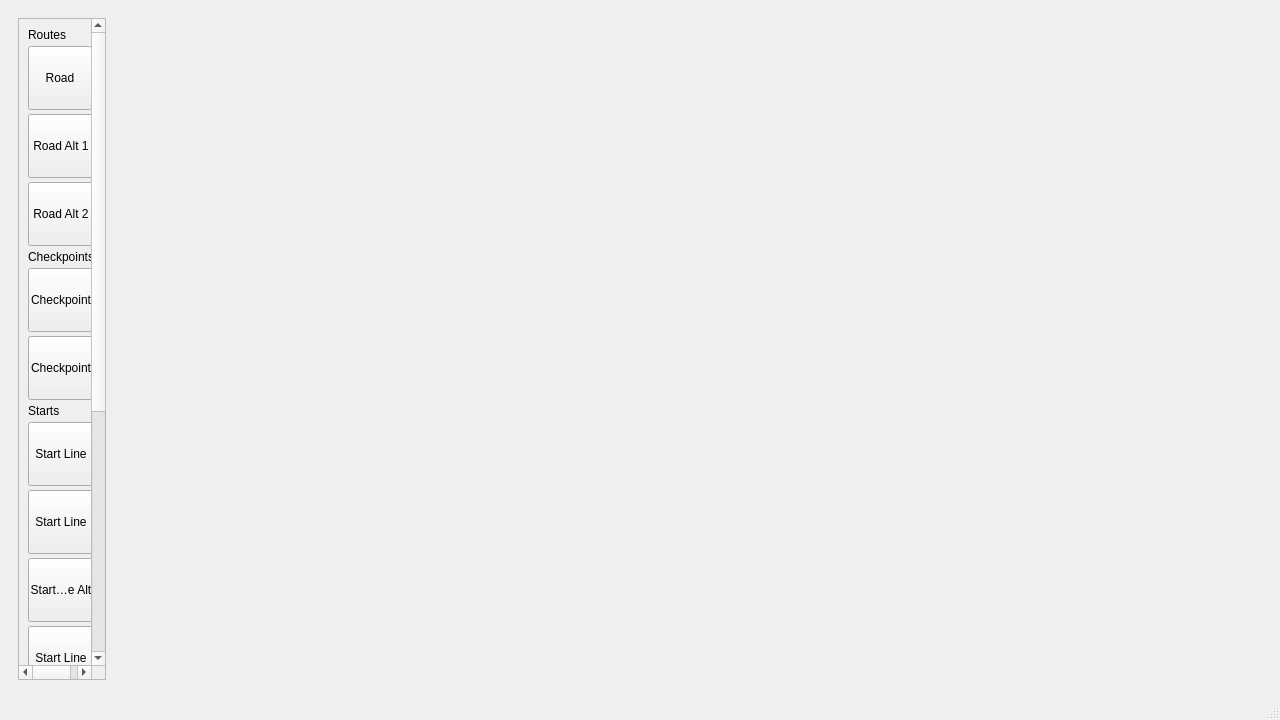
The window that editor/EditorGame.ui (Manupenalva/need-for-speed-cpp) describes before a commit, drawn with Qt 5.
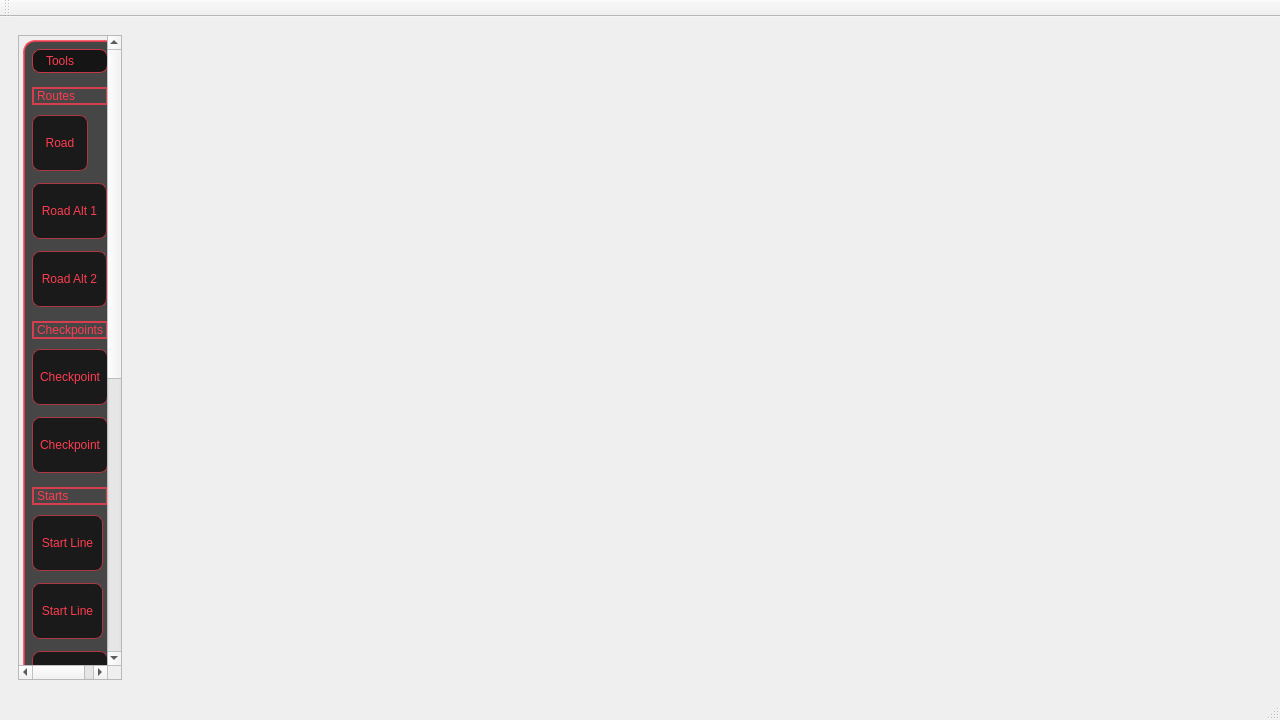
The same window after the commit. The open tabs and pages were chosen to show the change. Icons and pictures are not drawn. Custom widgets are drawn as their Qt base class.

Commit message: Arranco a ponerle estilo

```diff
--- a/editor/EditorGame.ui
+++ b/editor/EditorGame.ui
@@ -13,7 +13,16 @@
   <property name="windowTitle">
    <string>Editor Game</string>
   </property>
+  <property name="styleSheet">
+   <string notr="true">color: rgb(0, 0, 0);</string>
+  </property>
   <widget class="QWidget" name="centralWidget">
+   <property name="styleSheet">
+    <string notr="true">#centralWidget {
+    border-image: url(&quot;../editor/imgs/background.jpg&quot;) 0 0 0 0 stretch stretch;
+}
+</string>
+   </property>
    <layout class="QVBoxLayout" name="vboxCentral">
     <item>
      <widget class="QStackedWidget" name="stackedWidget">
@@ -87,6 +96,16 @@
          <layout class="QHBoxLayout" name="hMid">
           <item alignment="Qt::AlignLeft">
            <widget class="QScrollArea" name="scrollTools">
+            <property name="styleSheet">
+             <string notr="true">QScrollArea {
+    background: transparent;
+    border: none;
+}
+QScrollArea &gt; QWidget &gt; QWidget {
+    background: transparent;
+}
+</string>
+            </property>
             <property name="widgetResizable">
              <bool>true</bool>
             </property>
@@ -99,12 +118,43 @@
                <height>1076</height>
               </rect>
              </property>
+             <property name="styleSheet">
+              <string notr="true"> background-color: rgba(0, 0, 0, 180); 
+    border: 2px solid rgba(255, 60, 80, 200);
+    border-radius: 12px;
+    margin: 4px;</string>
+             </property>
              <layout class="QVBoxLayout" name="vboxTools">
               <property name="spacing">
                <number>4</number>
               </property>
+              <item>
+               <widget class="QLabel" name="label_6">
+                <property name="styleSheet">
+                 <string notr="true">
+    font: 700 14pt &quot;Ubuntu Sans&quot;;
+    color: rgb(255, 60, 80);            
+    background-color: rgba(0, 0, 0, 180);  
+    padding: 4px 10px;
+    border-radius: 8px;
+    border: 1px solid rgba(255, 60, 80, 180);
+</string>
+                </property>
+                <property name="text">
+                 <string>Tools</string>
+                </property>
+               </widget>
+              </item>
               <item>
                <widget class="QLabel" name="label">
+                <property name="styleSheet">
+                 <string notr="true">font: 700 10pt &quot;Ubuntu Sans&quot;;
+    color: rgb(255, 60, 80);
+    background-color: transparent;
+    qproperty-alignment: AlignCenter;
+    margin-top: 6px;
+    margin-bottom: 2px;</string>
+                </property>
                 <property name="text">
                  <string>Routes</string>
                 </property>
@@ -118,6 +168,31 @@
                   <height>64</height>
                  </size>
                 </property>
+                <property name="styleSheet">
+                 <string notr="true">QToolButton {
+    background-color: rgba(0, 0, 0, 160); 
+    border: 1px solid rgba(255, 60, 80, 150);  
+    border-radius: 8px;
+    padding: 4px;
+    icon-size: 32px;
+}
+
+QToolButton:hover {
+    background-color: rgba(255, 60, 80, 40);
+    border: 1px solid rgb(255, 60, 80);
+}
+
+QToolButton:checked {
+    background-color: rgba(255, 60, 80, 120);
+    border: 2px solid rgb(255, 255, 255);
+}
+
+QToolButton {
+    color: rgb(255, 60, 80);
+    font: 700 10pt &quot;Ubuntu Sans&quot;;
+}
+</string>
+                </property>
                 <property name="text">
                  <string>Road</string>
                 </property>
@@ -144,6 +219,34 @@
                   <height>64</height>
                  </size>
                 </property>
+                <property name="styleSheet">
+                 <string notr="true">QToolButton {
+    background-color: rgba(0, 0, 0, 160);           
+    border: 1px solid rgba(255, 60, 80, 150);     
+    border-radius: 8px;
+    padding: 4px;
+    icon-size: 32px;                              
+}
+
+/* Hover: más brillo */
+QToolButton:hover {
+    background-color: rgba(255, 60, 80, 40);
+    border: 1px solid rgb(255, 60, 80);
+}
+
+/* Cuando la tool está seleccionada */
+QToolButton:checked {
+    background-color: rgba(255, 60, 80, 120);
+    border: 2px solid rgb(255, 255, 255);
+}
+
+/* Texto debajo del ícono, en rojo neón */
+QToolButton {
+    color: rgb(255, 60, 80);
+    font: 700 10pt &quot;Ubuntu Sans&quot;;
+}
+</string>
+                </property>
                 <property name="text">
                  <string>Road Alt 1</string>
                 </property>
@@ -170,6 +273,34 @@
                   <height>64</height>
                  </size>
                 </property>
+                <property name="styleSheet">
+                 <string notr="true">QToolButton {
+    background-color: rgba(0, 0, 0, 160);          
+    border: 1px solid rgba(255, 60, 80, 150);    
+    border-radius: 8px;
+    padding: 4px;
+    icon-size: 32px;                               
+}
+
+/* Hover: más brillo */
+QToolButton:hover {
+    background-color: rgba(255, 60, 80, 40);
+    border: 1px solid rgb(255, 60, 80);
+}
+
+/* Cuando la tool está seleccionada */
+QToolButton:checked {
+    background-color: rgba(255, 60, 80, 120);
+    border: 2px solid rgb(255, 255, 255);
+}
+
+/* Texto debajo del ícono, en rojo neón */
+QToolButton {
+    color: rgb(255, 60, 80);
+    font: 700 10pt &quot;Ubuntu Sans&quot;;
+}
+</string>
+                </property>
                 <property name="text">
                  <string>Road Alt 2</string>
                 </property>
@@ -190,6 +321,15 @@
               </item>
               <item>
                <widget class="QLabel" name="label_2">
+                <property name="styleSheet">
+                 <string notr="true">font: 700 10pt &quot;Ubuntu Sans&quot;;
+    color: rgb(255, 60, 80);
+    background-color: transparent;
+    qproperty-alignment: AlignCenter;
+    margin-top: 6px;
+    margin-bottom: 2px;
+</string>
+                </property>
                 <property name="text">
                  <string>Checkpoints</string>
                 </property>
@@ -203,6 +343,31 @@
                   <height>64</height>
                  </size>
                 </property>
+                <property name="styleSheet">
+                 <string notr="true">QToolButton {
+    background-color: rgba(0, 0, 0, 160);         
+    border: 1px solid rgba(255, 60, 80, 150);       
+    border-radius: 8px;
+    padding: 4px;
+    icon-size: 32px;                               
+}
+
+QToolButton:hover {
+    background-color: rgba(255, 60, 80, 40);
+    border: 1px solid rgb(255, 60, 80);
+}
+
+QToolButton:checked {
+    background-color: rgba(255, 60, 80, 120);
+    border: 2px solid rgb(255, 255, 255);
+}
+
+QToolButton {
+    color: rgb(255, 60, 80);
+    font: 700 10pt &quot;Ubuntu Sans&quot;;
+}
+</string>
+                </property>
                 <property name="text">
                  <string>Checkpoint</string>
                 </property>
@@ -229,6 +394,31 @@
                   <height>64</height>
                  </size>
                 </property>
+                <property name="styleSheet">
+                 <string notr="true">QToolButton {
+    background-color: rgba(0, 0, 0, 160);          
+    border: 1px solid rgba(255, 60, 80, 150);     
+    border-radius: 8px;
+    padding: 4px;
+    icon-size: 32px;                                
+}
+
+QToolButton:hover {
+    background-color: rgba(255, 60, 80, 40);
+    border: 1px solid rgb(255, 60, 80);
+}
+
+QToolButton:checked {
+    background-color: rgba(255, 60, 80, 120);
+    border: 2px solid rgb(255, 255, 255);
+}
+
+QToolButton {
+    color: rgb(255, 60, 80);
+    font: 700 10pt &quot;Ubuntu Sans&quot;;
+}
+</string>
+                </property>
                 <property name="text">
                  <string>Checkpoint</string>
                 </property>
@@ -249,6 +439,14 @@
               </item>
               <item>
                <widget class="QLabel" name="label_3">
+                <property name="styleSheet">
+                 <string notr="true">font: 700 10pt &quot;Ubuntu Sans&quot;;
+    color: rgb(255, 60, 80);
+    background-color: transparent;
+    qproperty-alignment: AlignCenter;
+    margin-top: 6px;
+    margin-bottom: 2px;</string>
+                </property>
                 <property name="text">
                  <string>Starts</string>
                 </property>
@@ -262,6 +460,34 @@
                   <height>64</height>
                  </size>
                 </property>
+                <property name="styleSheet">
+                 <string notr="true">QToolButton {
+    background-color: rgba(0, 0, 0, 160);           /* fondo oscuro semi-transparente */
+    border: 1px solid rgba(255, 60, 80, 150);       /* rojo neón suave */
+    border-radius: 8px;
+    padding: 4px;
+    icon-size: 32px;                                /* tamaño del ícono */
+}
+
+/* Hover: más brillo */
+QToolButton:hover {
+    background-color: rgba(255, 60, 80, 40);
+    border: 1px solid rgb(255, 60, 80);
+}
+
+/* Cuando la tool está seleccionada */
+QToolButton:checked {
+    background-color: rgba(255, 60, 80, 120);
+    border: 2px solid rgb(255, 255, 255);
+}
+
+/* Texto debajo del ícono, en rojo neón */
+QToolButton {
+    color: rgb(255, 60, 80);
+    font: 700 10pt &quot;Ubuntu Sans&quot;;
+}
+</string>
+                </property>
                 <property name="text">
                  <string>Start Line</string>
                 </property>
@@ -285,6 +511,34 @@
                   <height>64</height>
                  </size>
                 </property>
+                <property name="styleSheet">
+                 <string notr="true">QToolButton {
+    background-color: rgba(0, 0, 0, 160);           /* fondo oscuro semi-transparente */
+    border: 1px solid rgba(255, 60, 80, 150);       /* rojo neón suave */
+    border-radius: 8px;
+    padding: 4px;
+    icon-size: 32px;                                /* tamaño del ícono */
+}
+
+/* Hover: más brillo */
+QToolButton:hover {
+    background-color: rgba(255, 60, 80, 40);
+    border: 1px solid rgb(255, 60, 80);
+}
+
+/* Cuando la tool está seleccionada */
+QToolButton:checked {
+    background-color: rgba(255, 60, 80, 120);
+    border: 2px solid rgb(255, 255, 255);
+}
+
+/* Texto debajo del ícono, en rojo neón */
+QToolButton {
+    color: rgb(255, 60, 80);
+    font: 700 10pt &quot;Ubuntu Sans&quot;;
+}
+</string>
+                </property>
                 <property name="text">
                  <string>Start Line</string>
                 </property>
@@ -311,6 +565,34 @@
                   <height>64</height>
                  </size>
                 </property>
+                <property name="styleSheet">
+                 <string notr="true">QToolButton {
+    background-color: rgba(0, 0, 0, 160);           /* fondo oscuro semi-transparente */
+    border: 1px solid rgba(255, 60, 80, 150);       /* rojo neón suave */
+    border-radius: 8px;
+    padding: 4px;
+    icon-size: 32px;                                /* tamaño del ícono */
+}
+
+/* Hover: más brillo */
+QToolButton:hover {
+    background-color: rgba(255, 60, 80, 40);
+    border: 1px solid rgb(255, 60, 80);
+}
+
+/* Cuando la tool está seleccionada */
+QToolButton:checked {
+    background-color: rgba(255, 60, 80, 120);
+    border: 2px solid rgb(255, 255, 255);
+}
+
+/* Texto debajo del ícono, en rojo neón */
+QToolButton {
+    color: rgb(255, 60, 80);
+    font: 700 10pt &quot;Ubuntu Sans&quot;;
+}
+</string>
+                </property>
                 <property name="text">
                  <string>Start Line Alt</string>
                 </property>
@@ -337,6 +619,34 @@
                   <height>64</height>
                  </size>
                 </property>
+                <property name="styleSheet">
+                 <string notr="true">QToolButton {
+    background-color: rgba(0, 0, 0, 160);           /* fondo oscuro semi-transparente */
+    border: 1px solid rgba(255, 60, 80, 150);       /* rojo neón suave */
+    border-radius: 8px;
+    padding: 4px;
+    icon-size: 32px;                                /* tamaño del ícono */
+}
+
+/* Hover: más brillo */
+QToolButton:hover {
+    background-color: rgba(255, 60, 80, 40);
+    border: 1px solid rgb(255, 60, 80);
+}
+
+/* Cuando la tool está seleccionada */
+QToolButton:checked {
+    background-color: rgba(255, 60, 80, 120);
+    border: 2px solid rgb(255, 255, 255);
+}
+
+/* Texto debajo del ícono, en rojo neón */
+QToolButton {
+    color: rgb(255, 60, 80);
+    font: 700 10pt &quot;Ubuntu Sans&quot;;
+}
+</string>
+                </property>
                 <property name="text">
                  <string>Start Line</string>
                 </property>
@@ -535,6 +845,17 @@
    </property>
   </widget>
   <widget class="QStatusBar" name="statusBar"/>
+  <widget class="QToolBar" name="toolBar">
+   <property name="windowTitle">
+    <string>toolBar</string>
+   </property>
+   <attribute name="toolBarArea">
+    <enum>TopToolBarArea</enum>
+   </attribute>
+   <attribute name="toolBarBreak">
+    <bool>false</bool>
+   </attribute>
+  </widget>
  </widget>
  <customwidgets>
   <customwidget>
```
Left out of the diff: 223 changed lines with no effect on the pictures. The commit also changes 2 other files.
